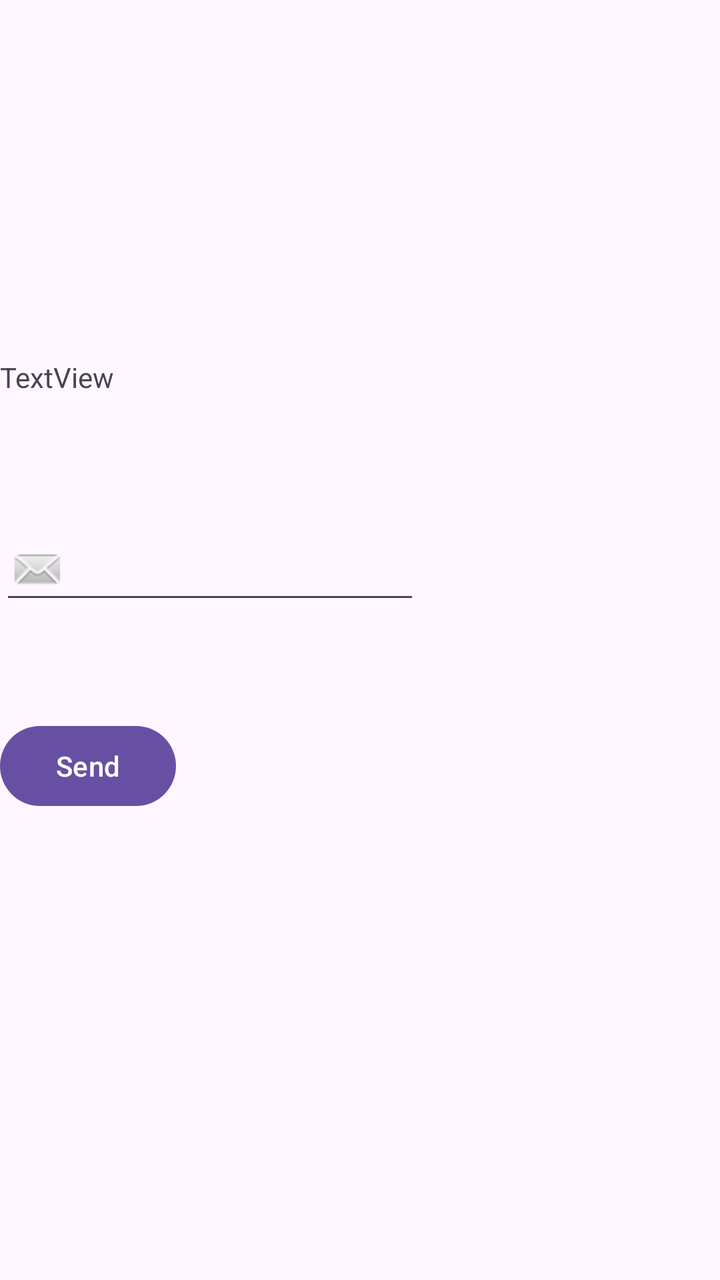
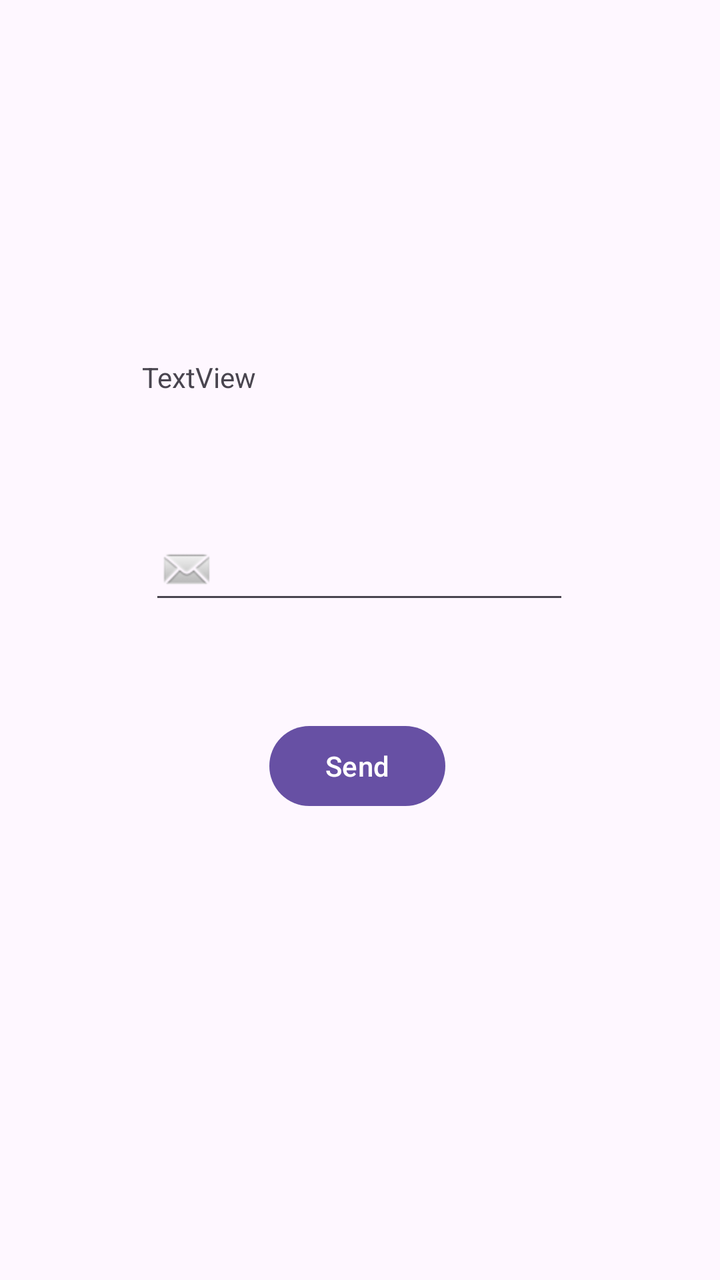

Two renders of the same Android screen: before a commit and after it. Below are the layout's source before the change and the commit's diff.
<!-- AndroidManifest.xml: application theme Theme.ViDuIntent -->
<!-- res/layout/activity_main.xml -->
<?xml version="1.0" encoding="utf-8"?>
<androidx.constraintlayout.widget.ConstraintLayout xmlns:android="http://schemas.android.com/apk/res/android"
    xmlns:app="http://schemas.android.com/apk/res-auto"
    xmlns:tools="http://schemas.android.com/tools"
    android:id="@+id/main"
    android:layout_width="match_parent"
    android:layout_height="match_parent"
    tools:context=".MainActivity">

    <EditText
        android:id="@+id/edHoTen"
        android:layout_width="wrap_content"
        android:layout_height="wrap_content"
        android:layout_marginTop="260dp"
        android:drawableStart="@android:drawable/sym_action_email"
        android:ems="10"
        android:inputType="text"
        app:layout_constraintTop_toTopOf="parent"
        tools:layout_editor_absoluteX="100dp" />

    <Button
        android:id="@+id/btnChuyenSang2"
        android:layout_width="wrap_content"
        android:layout_height="wrap_content"
        android:layout_marginTop="52dp"
        android:text="Send"
        app:layout_constraintTop_toBottomOf="@+id/edHoTen"
        tools:layout_editor_absoluteX="160dp" />

    <TextView
        android:id="@+id/textView"
        android:layout_width="wrap_content"
        android:layout_height="wrap_content"
        android:layout_marginTop="179dp"
        android:layout_marginBottom="62dp"
        android:text="TextView"
        app:layout_constraintBottom_toTopOf="@+id/edHoTen"
        app:layout_constraintTop_toTopOf="parent"
        tools:layout_editor_absoluteX="96dp" />
</androidx.constraintlayout.widget.ConstraintLayout>
<!-- resources referenced by this layout -->
<resources>
  <style name="Theme.ViDuIntent" parent="Base.Theme.ViDuIntent" />
  <style name="Base.Theme.ViDuIntent" parent="Theme.Material3.DayNight.NoActionBar">
          
          
      </style>
</resources>

<!-- the commit's change to res/layout/activity_main.xml (unified diff, before → after) -->
@@ -11,30 +11,39 @@
         android:id="@+id/edHoTen"
         android:layout_width="wrap_content"
         android:layout_height="wrap_content"
+        android:layout_marginStart="100dp"
         android:layout_marginTop="260dp"
+        android:layout_marginEnd="101dp"
         android:drawableStart="@android:drawable/sym_action_email"
         android:ems="10"
         android:inputType="text"
-        app:layout_constraintTop_toTopOf="parent"
-        tools:layout_editor_absoluteX="100dp" />
+        app:layout_constraintEnd_toEndOf="parent"
+        app:layout_constraintStart_toStartOf="parent"
+        app:layout_constraintTop_toTopOf="parent" />
 
     <Button
         android:id="@+id/btnChuyenSang2"
         android:layout_width="wrap_content"
         android:layout_height="wrap_content"
+        android:layout_marginStart="160dp"
         android:layout_marginTop="52dp"
+        android:layout_marginEnd="163dp"
         android:text="Send"
-        app:layout_constraintTop_toBottomOf="@+id/edHoTen"
-        tools:layout_editor_absoluteX="160dp" />
+        app:layout_constraintEnd_toEndOf="parent"
+        app:layout_constraintStart_toStartOf="parent"
+        app:layout_constraintTop_toBottomOf="@+id/edHoTen" />
 
     <TextView
         android:id="@+id/textView"
         android:layout_width="wrap_content"
         android:layout_height="wrap_content"
+        android:layout_marginStart="96dp"
         android:layout_marginTop="179dp"
+        android:layout_marginEnd="257dp"
         android:layout_marginBottom="62dp"
         android:text="TextView"
         app:layout_constraintBottom_toTopOf="@+id/edHoTen"
-        app:layout_constraintTop_toTopOf="parent"
-        tools:layout_editor_absoluteX="96dp" />
+        app:layout_constraintEnd_toEndOf="parent"
+        app:layout_constraintStart_toStartOf="parent"
+        app:layout_constraintTop_toTopOf="parent" />
 </androidx.constraintlayout.widget.ConstraintLayout>
